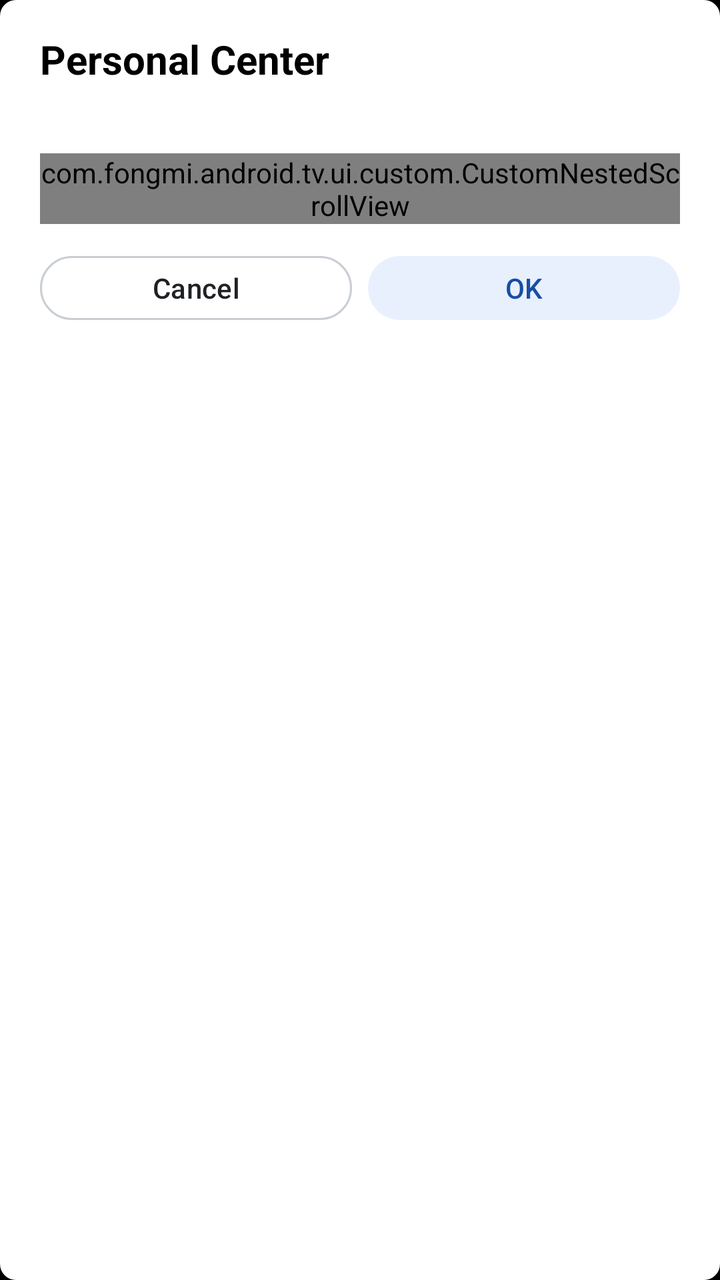
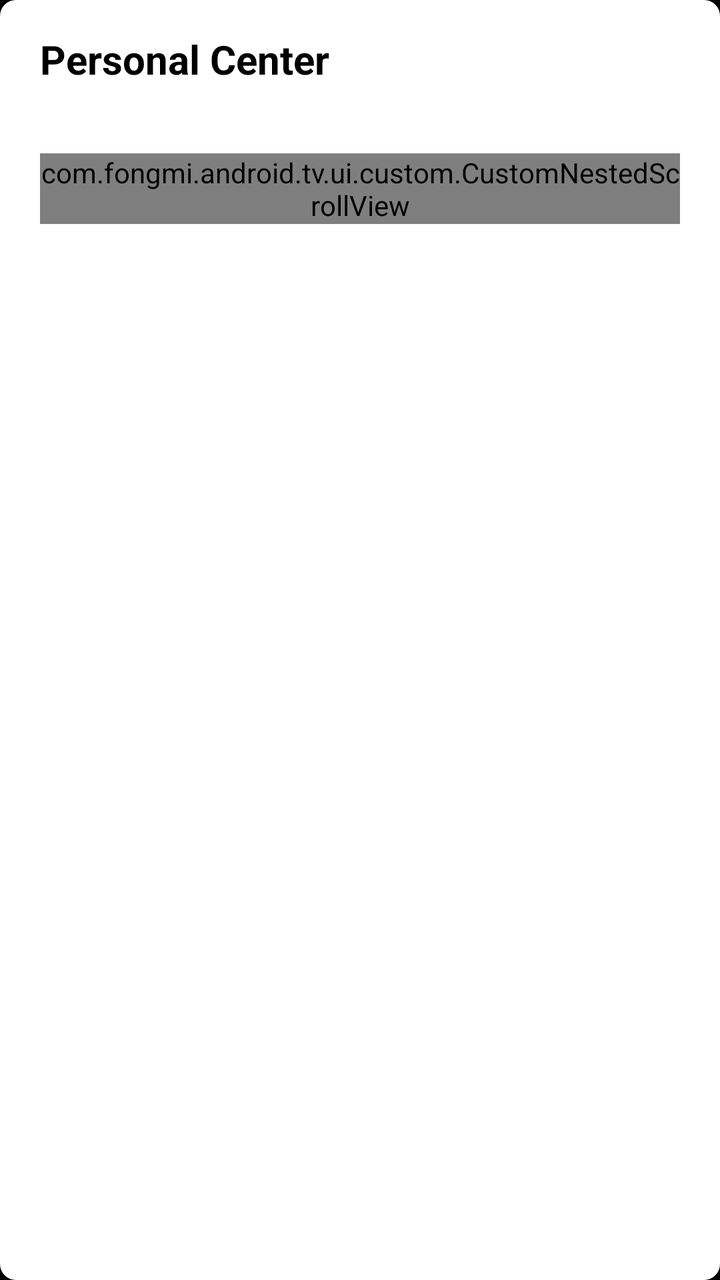

Two renders of the same Android screen: before a commit and after it. Below are the layout's source before the change and the commit's diff.
<!-- AndroidManifest.xml: application theme Theme.App -->
<!-- res/layout/dialog_account.xml -->
<?xml version="1.0" encoding="utf-8"?>
<androidx.appcompat.widget.LinearLayoutCompat xmlns:android="http://schemas.android.com/apk/res/android"
    xmlns:app="http://schemas.android.com/apk/res-auto"
    android:id="@+id/root"
    android:layout_width="match_parent"
    android:layout_height="wrap_content"
    android:background="@drawable/shape_shell_proxy_dialog"
    android:orientation="vertical"
    android:paddingStart="20dp"
    android:paddingTop="16dp"
    android:paddingEnd="20dp"
    android:paddingBottom="12dp">

    <com.google.android.material.textview.MaterialTextView
        android:id="@+id/title"
        android:layout_width="match_parent"
        android:layout_height="wrap_content"
        android:text="@string/account_title"
        android:textColor="@color/black"
        android:textSize="20sp"
        android:textStyle="bold" />

    <com.google.android.material.textview.MaterialTextView
        android:id="@+id/summary"
        android:layout_width="match_parent"
        android:layout_height="wrap_content"
        android:layout_marginTop="6dp"
        android:textColor="#5F6368"
        android:textSize="13sp" />

    <com.google.android.material.progressindicator.LinearProgressIndicator
        android:id="@+id/progress"
        android:layout_width="match_parent"
        android:layout_height="wrap_content"
        android:layout_marginTop="8dp"
        android:indeterminate="true"
        android:visibility="gone" />

    <com.fongmi.android.tv.ui.custom.CustomNestedScrollView
        android:id="@+id/contentScroll"
        android:layout_width="match_parent"
        android:layout_height="wrap_content"
        android:layout_marginTop="10dp"
        android:clipToPadding="false"
        android:fillViewport="false"
        android:overScrollMode="never"
        android:scrollbars="none"
        app:maxHeight="520dp">

        <androidx.appcompat.widget.LinearLayoutCompat
            android:id="@+id/content"
            android:layout_width="match_parent"
            android:layout_height="wrap_content"
            android:orientation="vertical" />

    </com.fongmi.android.tv.ui.custom.CustomNestedScrollView>

    <androidx.appcompat.widget.LinearLayoutCompat
        android:id="@+id/footer"
        android:layout_width="match_parent"
        android:layout_height="wrap_content"
        android:layout_marginTop="12dp"
        android:gravity="center_vertical"
        android:orientation="horizontal">

        <com.google.android.material.button.MaterialButton
            android:id="@+id/negative"
            style="@style/Widget.Material3.Button.OutlinedButton"
            android:layout_width="0dp"
            android:layout_height="40dp"
            android:layout_weight="1"
            android:minHeight="40dp"
            android:minWidth="0dp"
            android:text="@string/dialog_negative"
            android:textColor="@color/dialog_outlined_button_text"
            app:backgroundTint="@color/dialog_outlined_button_bg"
            app:strokeColor="@color/dialog_outlined_button_stroke" />

        <com.google.android.material.button.MaterialButton
            android:id="@+id/positive"
            style="@style/Widget.Material3.Button"
            android:layout_width="0dp"
            android:layout_height="40dp"
            android:layout_marginStart="8dp"
            android:layout_weight="1"
            android:minHeight="40dp"
            android:minWidth="0dp"
            android:text="@string/dialog_positive"
            android:textColor="@color/dialog_primary_button_text"
            app:backgroundTint="@color/dialog_primary_button_bg" />

    </androidx.appcompat.widget.LinearLayoutCompat>

</androidx.appcompat.widget.LinearLayoutCompat>
<!-- resources referenced by this layout -->
<resources>
  <color name="black">#000000</color>
  <!-- drawable shape_shell_proxy_dialog (drawable) -->
  <?xml version="1.0" encoding="utf-8"?>
  <shape xmlns:android="http://schemas.android.com/apk/res/android"
      android:shape="rectangle">
  
      <solid android:color="@color/white" />
  
      <corners android:radius="8dp" />
  
  </shape>
  <string name="account_title">Personal Center</string>
  <string name="dialog_negative">Cancel</string>
  <string name="dialog_positive">OK</string>
  <style name="Theme.App" parent="Theme.Base" />
  <color name="white">#FFFFFF</color>
  <style name="Theme.Base" parent="Theme.Material3.Dark.NoActionBar">
          <item name="colorPrimary">@color/white</item>
          <item name="android:windowBackground">@color/black</item>
          <item name="android:windowFullscreen">true</item>
          <item name="android:windowTranslucentStatus">true</item>
          <item name="android:windowTranslucentNavigation">true</item>
          <item name="android:windowAnimationStyle">@style/NoAnim</item>
      </style>
  <style name="NoAnim">
          <item name="android:activityOpenEnterAnimation">@null</item>
          <item name="android:activityOpenExitAnimation">@null</item>
          <item name="android:activityCloseEnterAnimation">@null</item>
          <item name="android:activityCloseExitAnimation">@null</item>
      </style>
</resources>

<!-- the commit's change to res/layout/dialog_account.xml (unified diff, before → after) -->
@@ -55,40 +55,4 @@
 
     </com.fongmi.android.tv.ui.custom.CustomNestedScrollView>
 
-    <androidx.appcompat.widget.LinearLayoutCompat
-        android:id="@+id/footer"
-        android:layout_width="match_parent"
-        android:layout_height="wrap_content"
-        android:layout_marginTop="12dp"
-        android:gravity="center_vertical"
-        android:orientation="horizontal">
-
-        <com.google.android.material.button.MaterialButton
-            android:id="@+id/negative"
-            style="@style/Widget.Material3.Button.OutlinedButton"
-            android:layout_width="0dp"
-            android:layout_height="40dp"
-            android:layout_weight="1"
-            android:minHeight="40dp"
-            android:minWidth="0dp"
-            android:text="@string/dialog_negative"
-            android:textColor="@color/dialog_outlined_button_text"
-            app:backgroundTint="@color/dialog_outlined_button_bg"
-            app:strokeColor="@color/dialog_outlined_button_stroke" />
-
-        <com.google.android.material.button.MaterialButton
-            android:id="@+id/positive"
-            style="@style/Widget.Material3.Button"
-            android:layout_width="0dp"
-            android:layout_height="40dp"
-            android:layout_marginStart="8dp"
-            android:layout_weight="1"
-            android:minHeight="40dp"
-            android:minWidth="0dp"
-            android:text="@string/dialog_positive"
-            android:textColor="@color/dialog_primary_button_text"
-            app:backgroundTint="@color/dialog_primary_button_bg" />
-
-    </androidx.appcompat.widget.LinearLayoutCompat>
-
 </androidx.appcompat.widget.LinearLayoutCompat>
<!-- resource entries referenced after the edit -->
@@ -12,8 +12,6 @@
   
   </shape>
   <string name="account_title">Personal Center</string>
-  <string name="dialog_negative">Cancel</string>
-  <string name="dialog_positive">OK</string>
   <style name="Theme.App" parent="Theme.Base" />
   <color name="white">#FFFFFF</color>
   <style name="Theme.Base" parent="Theme.Material3.Dark.NoActionBar">
